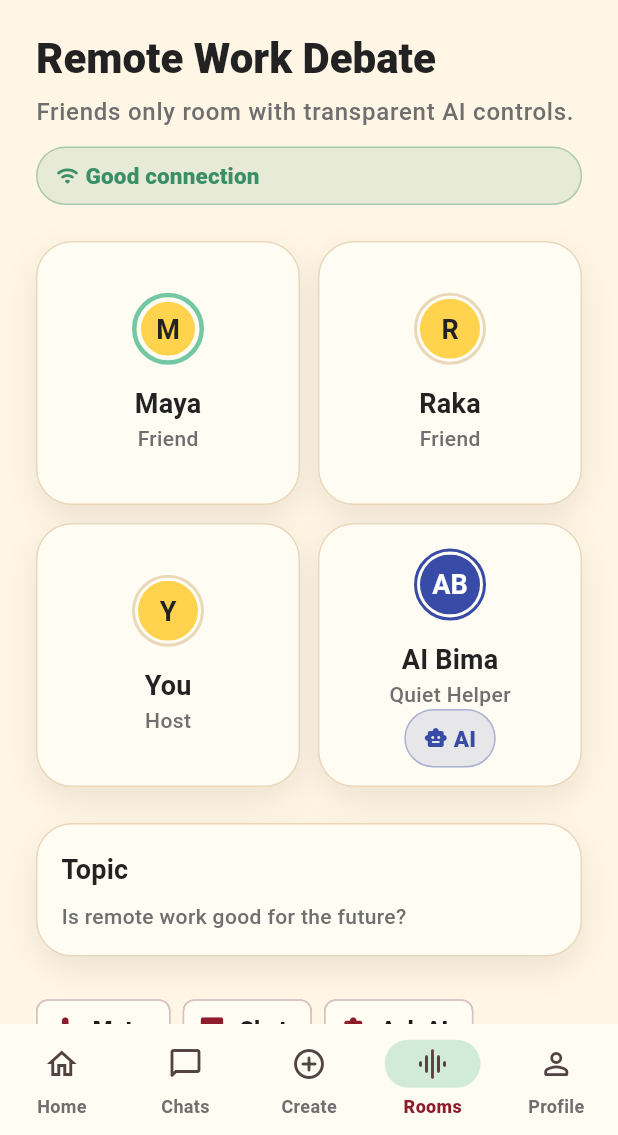
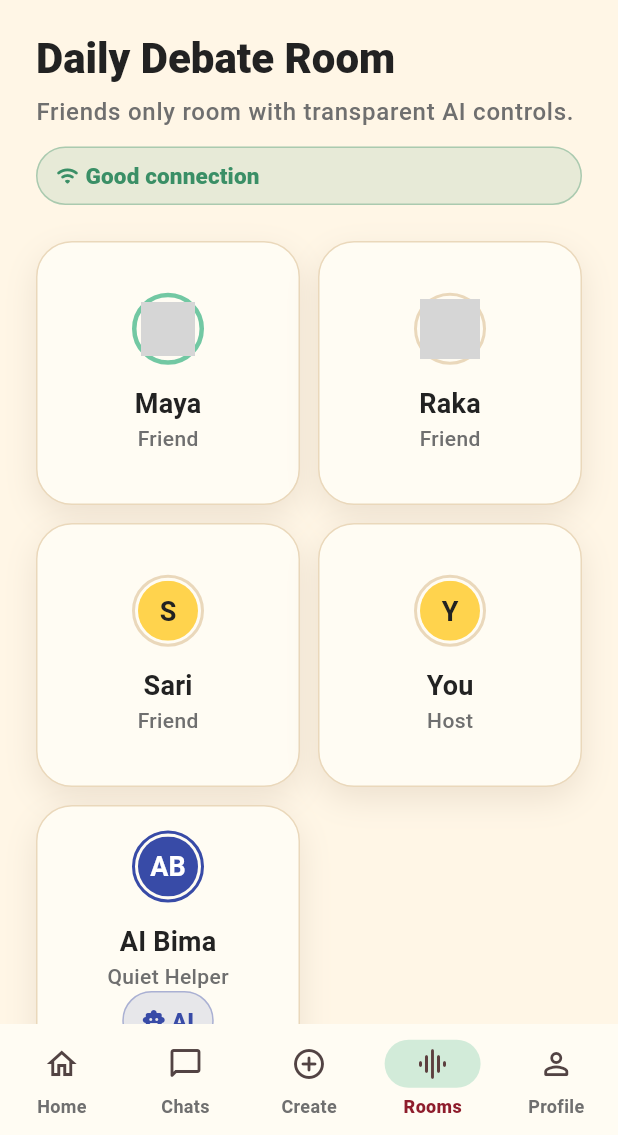
Before and after one commit to GabrielBatavia/Oppose, a Flutter app: the LiveVoiceRoomScreen screen opened by its route, on a phone screen of 412 x 824 dp, the part 101-1236 px from its top. Run offline on Flutter 3.47's test engine with Material 3 defaults, Android fonts, the phone set to English and light mode, and no system bars; our stand-ins replace go_router; grey boxes are pictures that could not be loaded.

Commit message:
feat(sprint-5): carry setup state into live room

```diff
--- a/lib/features/room/live_voice_room_screen.dart
+++ b/lib/features/room/live_voice_room_screen.dart
@@ -9,7 +9,8 @@ import '../../components/core/paper_card.dart';
 import '../../components/core/status_pill.dart';
 import '../../components/layout/oppose_header.dart';
 import '../../components/layout/oppose_screen.dart';
-import '../../state/mock_data/mock_oppose_data.dart';
+import '../../state/room_setup/room_setup_controller.dart';
+import '../../state/room_setup/room_setup_scope.dart';
 import '../../theme/oppose_colors.dart';
 import '../../theme/oppose_spacing.dart';
 import '../../types/domain_models.dart';
@@ -27,15 +28,37 @@ class _LiveVoiceRoomScreenState extends State<LiveVoiceRoomScreen> {
 
   @override
   Widget build(BuildContext context) {
-    final room = MockOpposeData.room;
+    final setup = RoomSetupScope.watch(context);
+    final participants = [
+      for (final friend in setup.invitedFriends)
+        RoomParticipant(
+          id: friend.id,
+          displayName: friend.displayName,
+          role: 'Friend',
+          avatarAsset: friend.avatarAsset,
+          isSpeaking: friend.id == 'maya',
+        ),
+      const RoomParticipant(id: 'you', displayName: 'You', role: 'Host'),
+      if (setup.selectedAIMode != AIMode.off)
+        RoomParticipant(
+          id: 'ai_bima',
+          displayName: 'AI Bima',
+          role: setup.selectedAIMode.roomLabel.replaceFirst('AI ', ''),
+          isAI: true,
+        ),
+    ];
 
     return OpposeScreen(
       showBottomNavigation: true,
       children: [
         OpposeHeader(
-          title: room.title,
+          title: setup.roomTitle,
           subtitle: 'Friends only room with transparent AI controls.',
-          trailing: const AIStatusPill(status: AIStatusValue.listening),
+          trailing: AIStatusPill(
+            status: setup.selectedAIMode == AIMode.off
+                ? AIStatusValue.off
+                : AIStatusValue.listening,
+          ),
         ),
         const SizedBox(height: OpposeSpacing.md),
         const StatusPill(
@@ -51,13 +74,14 @@ class _LiveVoiceRoomScreenState extends State<LiveVoiceRoomScreen> {
           mainAxisSpacing: OpposeSpacing.md,
           physics: const NeverScrollableScrollPhysics(),
           children: [
-            for (final participant in room.participants)
+            for (final participant in participants)
               PaperCard(
                 child: Column(
                   mainAxisAlignment: MainAxisAlignment.center,
                   children: [
                     OpposeAvatar(
                       label: participant.displayName,
+                      imageAsset: participant.avatarAsset,
                       isAI: participant.isAI,
                       isSpeaking: participant.isSpeaking,
                     ),
@@ -84,7 +108,7 @@ class _LiveVoiceRoomScreenState extends State<LiveVoiceRoomScreen> {
             children: [
               Text('Topic', style: Theme.of(context).textTheme.titleMedium),
               const SizedBox(height: OpposeSpacing.sm),
-              Text(room.topic),
+              Text(setup.effectiveTopic),
             ],
           ),
         ),
```
